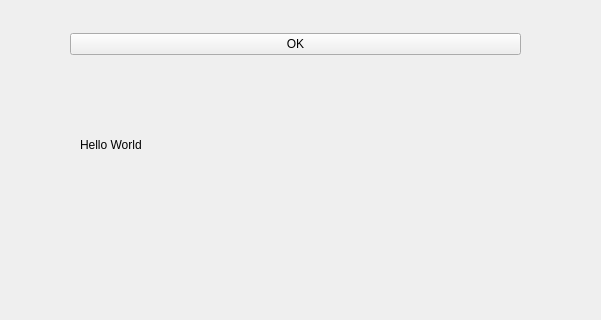
Before: the Qt Designer form ui/MainWindow.ui in cyrilvincent/python, drawn with Qt 5; both pictures show x 110 to 711 and y 192 to 512 of the 800 by 600 pixel window.
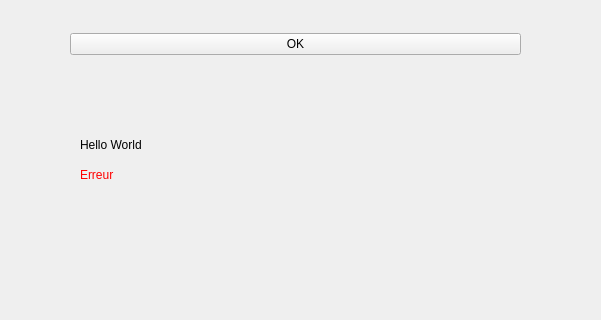
After: the same form once the commit is applied.

```diff
--- a/ui/MainWindow.ui
+++ b/ui/MainWindow.ui
@@ -19,7 +19,7 @@
      <rect>
       <x>190</x>
       <y>310</y>
-      <width>231</width>
+      <width>441</width>
       <height>16</height>
      </rect>
     </property>
@@ -40,7 +40,7 @@
      <string>0</string>
     </property>
    </widget>
-   <widget class="QWidget" name="">
+   <widget class="QWidget" name="layoutWidget">
     <property name="geometry">
      <rect>
       <x>180</x>
@@ -59,6 +59,461 @@
      </item>
     </layout>
    </widget>
+   <widget class="QLabel" name="label_2">
+    <property name="geometry">
+     <rect>
+      <x>190</x>
+      <y>340</y>
+      <width>421</width>
+      <height>16</height>
+     </rect>
+    </property>
+    <property name="palette">
+     <palette>
+      <active>
+       <colorrole role="WindowText">
+        <brush brushstyle="SolidPattern">
+         <color alpha="255">
+          <red>255</red>
+          <green>0</green>
+          <blue>0</blue>
+         </color>
+        </brush>
+       </colorrole>
+       <colorrole role="Button">
+        <brush brushstyle="SolidPattern">
+         <color alpha="255">
+          <red>255</red>
+          <green>85</green>
+          <blue>0</blue>
+         </color>
+        </brush>
+       </colorrole>
+       <colorrole role="Light">
+        <brush brushstyle="SolidPattern">
+         <color alpha="255">
+          <red>255</red>
+          <green>170</green>
+          <blue>127</blue>
+         </color>
+        </brush>
+       </colorrole>
+       <colorrole role="Midlight">
+        <brush brushstyle="SolidPattern">
+         <color alpha="255">
+          <red>255</red>
+          <green>127</green>
+          <blue>63</blue>
+         </color>
+        </brush>
+       </colorrole>
+       <colorrole role="Dark">
+        <brush brushstyle="SolidPattern">
+         <color alpha="255">
+          <red>127</red>
+          <green>42</green>
+          <blue>0</blue>
+         </color>
+        </brush>
+       </colorrole>
+       <colorrole role="Mid">
+        <brush brushstyle="SolidPattern">
+         <color alpha="255">
+          <red>170</red>
+          <green>57</green>
+          <blue>0</blue>
+         </color>
+        </brush>
+       </colorrole>
+       <colorrole role="Text">
+        <brush brushstyle="SolidPattern">
+         <color alpha="255">
+          <red>255</red>
+          <green>0</green>
+          <blue>0</blue>
+         </color>
+        </brush>
+       </colorrole>
+       <colorrole role="BrightText">
+        <brush brushstyle="SolidPattern">
+         <color alpha="255">
+          <red>255</red>
+          <green>255</green>
+          <blue>255</blue>
+         </color>
+        </brush>
+       </colorrole>
+       <colorrole role="ButtonText">
+        <brush brushstyle="SolidPattern">
+         <color alpha="255">
+          <red>255</red>
+          <green>0</green>
+          <blue>0</blue>
+         </color>
+        </brush>
+       </colorrole>
+       <colorrole role="Base">
+        <brush brushstyle="SolidPattern">
+         <color alpha="255">
+          <red>255</red>
+          <green>255</green>
+          <blue>255</blue>
+         </color>
+        </brush>
+       </colorrole>
+       <colorrole role="Window">
+        <brush brushstyle="SolidPattern">
+         <color alpha="255">
+          <red>255</red>
+          <green>85</green>
+          <blue>0</blue>
+         </color>
+        </brush>
+       </colorrole>
+       <colorrole role="Shadow">
+        <brush brushstyle="SolidPattern">
+         <color alpha="255">
+          <red>0</red>
+          <green>0</green>
+          <blue>0</blue>
+         </color>
+        </brush>
+       </colorrole>
+       <colorrole role="AlternateBase">
+        <brush brushstyle="SolidPattern">
+         <color alpha="255">
+          <red>255</red>
+          <green>170</green>
+          <blue>127</blue>
+         </color>
+        </brush>
+       </colorrole>
+       <colorrole role="ToolTipBase">
+        <brush brushstyle="SolidPattern">
+         <color alpha="255">
+          <red>255</red>
+          <green>255</green>
+          <blue>220</blue>
+         </color>
+        </brush>
+       </colorrole>
+       <colorrole role="ToolTipText">
+        <brush brushstyle="SolidPattern">
+         <color alpha="255">
+          <red>0</red>
+          <green>0</green>
+          <blue>0</blue>
+         </color>
+        </brush>
+       </colorrole>
+       <colorrole role="PlaceholderText">
+        <brush brushstyle="SolidPattern">
+         <color alpha="127">
+          <red>0</red>
+          <green>0</green>
+          <blue>0</blue>
+         </color>
+        </brush>
+       </colorrole>
+      </active>
+      <inactive>
+       <colorrole role="WindowText">
+        <brush brushstyle="SolidPattern">
+         <color alpha="255">
+          <red>255</red>
+          <green>0</green>
+          <blue>0</blue>
+         </color>
+        </brush>
+       </colorrole>
+       <colorrole role="Button">
+        <brush brushstyle="SolidPattern">
+         <color alpha="255">
+          <red>255</red>
+          <green>85</green>
+          <blue>0</blue>
+         </color>
+        </brush>
+       </colorrole>
+       <colorrole role="Light">
+        <brush brushstyle="SolidPattern">
+         <color alpha="255">
+          <red>255</red>
+          <green>170</green>
+          <blue>127</blue>
+         </color>
+        </brush>
+       </colorrole>
+       <colorrole role="Midlight">
+        <brush brushstyle="SolidPattern">
+         <color alpha="255">
+          <red>255</red>
+          <green>127</green>
+          <blue>63</blue>
+         </color>
+        </brush>
+       </colorrole>
+       <colorrole role="Dark">
+        <brush brushstyle="SolidPattern">
+         <color alpha="255">
+          <red>127</red>
+          <green>42</green>
+          <blue>0</blue>
+         </color>
+        </brush>
+       </colorrole>
+       <colorrole role="Mid">
+        <brush brushstyle="SolidPattern">
+         <color alpha="255">
+          <red>170</red>
+          <green>57</green>
+          <blue>0</blue>
+         </color>
+        </brush>
+       </colorrole>
+       <colorrole role="Text">
+        <brush brushstyle="SolidPattern">
+         <color alpha="255">
+          <red>255</red>
+          <green>0</green>
+          <blue>0</blue>
+         </color>
+        </brush>
+       </colorrole>
+       <colorrole role="BrightText">
+        <brush brushstyle="SolidPattern">
+         <color alpha="255">
+          <red>255</red>
+          <green>255</green>
+          <blue>255</blue>
+         </color>
+        </brush>
+       </colorrole>
+       <colorrole role="ButtonText">
+        <brush brushstyle="SolidPattern">
+         <color alpha="255">
+          <red>255</red>
+          <green>0</green>
+          <blue>0</blue>
+         </color>
+        </brush>
+       </colorrole>
+       <colorrole role="Base">
+        <brush brushstyle="SolidPattern">
+         <color alpha="255">
+          <red>255</red>
+          <green>255</green>
+          <blue>255</blue>
+         </color>
+        </brush>
+       </colorrole>
+       <colorrole role="Window">
+        <brush brushstyle="SolidPattern">
+         <color alpha="255">
+          <red>255</red>
+          <green>85</green>
+          <blue>0</blue>
+         </color>
+        </brush>
+       </colorrole>
+       <colorrole role="Shadow">
+        <brush brushstyle="SolidPattern">
+         <color alpha="255">
+          <red>0</red>
+          <green>0</green>
+          <blue>0</blue>
+         </color>
+        </brush>
+       </colorrole>
+       <colorrole role="AlternateBase">
+        <brush brushstyle="SolidPattern">
+         <color alpha="255">
+          <red>255</red>
+          <green>170</green>
+          <blue>127</blue>
+         </color>
+        </brush>
+       </colorrole>
+       <colorrole role="ToolTipBase">
+        <brush brushstyle="SolidPattern">
+         <color alpha="255">
+          <red>255</red>
+          <green>255</green>
+          <blue>220</blue>
+         </color>
+        </brush>
+       </colorrole>
+       <colorrole role="ToolTipText">
+        <brush brushstyle="SolidPattern">
+         <color alpha="255">
+          <red>0</red>
+          <green>0</green>
+          <blue>0</blue>
+         </color>
+        </brush>
+       </colorrole>
+       <colorrole role="PlaceholderText">
+        <brush brushstyle="SolidPattern">
+         <color alpha="127">
+          <red>0</red>
+          <green>0</green>
+          <blue>0</blue>
+         </color>
+        </brush>
+       </colorrole>
+      </inactive>
+      <disabled>
+       <colorrole role="WindowText">
+        <brush brushstyle="SolidPattern">
+         <color alpha="255">
+          <red>127</red>
+          <green>42</green>
+          <blue>0</blue>
+         </color>
+        </brush>
+       </colorrole>
+       <colorrole role="Button">
+        <brush brushstyle="SolidPattern">
+         <color alpha="255">
+          <red>255</red>
+          <green>85</green>
+          <blue>0</blue>
+         </color>
+        </brush>
+       </colorrole>
+       <colorrole role="Light">
+        <brush brushstyle="SolidPattern">
+         <color alpha="255">
+          <red>255</red>
+          <green>170</green>
+          <blue>127</blue>
+         </color>
+        </brush>
+       </colorrole>
+       <colorrole role="Midlight">
+        <brush brushstyle="SolidPattern">
+         <color alpha="255">
+          <red>255</red>
+          <green>127</green>
+          <blue>63</blue>
+         </color>
+        </brush>
+       </colorrole>
+       <colorrole role="Dark">
+        <brush brushstyle="SolidPattern">
+         <color alpha="255">
+          <red>127</red>
+          <green>42</green>
+          <blue>0</blue>
+         </color>
+        </brush>
+       </colorrole>
+       <colorrole role="Mid">
+        <brush brushstyle="SolidPattern">
+         <color alpha="255">
+          <red>170</red>
+          <green>57</green>
+          <blue>0</blue>
+         </color>
+        </brush>
+       </colorrole>
+       <colorrole role="Text">
+        <brush brushstyle="SolidPattern">
+         <color alpha="255">
+          <red>127</red>
+          <green>42</green>
+          <blue>0</blue>
+         </color>
+        </brush>
+       </colorrole>
+       <colorrole role="BrightText">
+        <brush brushstyle="SolidPattern">
+         <color alpha="255">
+          <red>255</red>
+          <green>255</green>
+          <blue>255</blue>
+         </color>
+        </brush>
+       </colorrole>
+       <colorrole role="ButtonText">
+        <brush brushstyle="SolidPattern">
+         <color alpha="255">
+          <red>127</red>
+          <green>42</green>
+          <blue>0</blue>
+         </color>
+        </brush>
+       </colorrole>
+       <colorrole role="Base">
+        <brush brushstyle="SolidPattern">
+         <color alpha="255">
+          <red>255</red>
+          <green>85</green>
+          <blue>0</blue>
+         </color>
+        </brush>
+       </colorrole>
+       <colorrole role="Window">
+        <brush brushstyle="SolidPattern">
+         <color alpha="255">
+          <red>255</red>
+          <green>85</green>
+          <blue>0</blue>
+         </color>
+        </brush>
+       </colorrole>
+       <colorrole role="Shadow">
+        <brush brushstyle="SolidPattern">
+         <color alpha="255">
+          <red>0</red>
+          <green>0</green>
+          <blue>0</blue>
+         </color>
+        </brush>
+       </colorrole>
+       <colorrole role="AlternateBase">
+        <brush brushstyle="SolidPattern">
+         <color alpha="255">
+          <red>255</red>
+          <green>85</green>
+          <blue>0</blue>
+         </color>
+        </brush>
+       </colorrole>
+       <colorrole role="ToolTipBase">
+        <brush brushstyle="SolidPattern">
+         <color alpha="255">
+          <red>255</red>
+          <green>255</green>
+          <blue>220</blue>
+         </color>
+        </brush>
+       </colorrole>
+       <colorrole role="ToolTipText">
+        <brush brushstyle="SolidPattern">
+         <color alpha="255">
+          <red>0</red>
+          <green>0</green>
+          <blue>0</blue>
+         </color>
+        </brush>
+       </colorrole>
+       <colorrole role="PlaceholderText">
+        <brush brushstyle="SolidPattern">
+         <color alpha="127">
+          <red>127</red>
+          <green>42</green>
+          <blue>0</blue>
+         </color>
+        </brush>
+       </colorrole>
+      </disabled>
+     </palette>
+    </property>
+    <property name="text">
+     <string>Erreur</string>
+    </property>
+   </widget>
   </widget>
   <widget class="QMenuBar" name="menubar">
    <property name="geometry">
```
